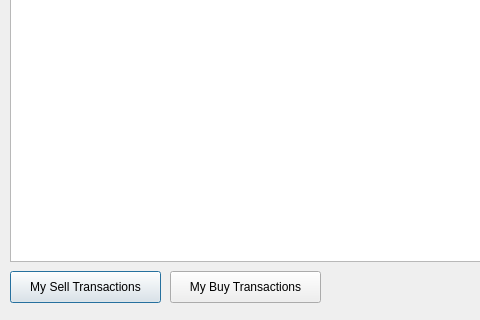
Above: View/viewtransactionspopup.ui from maybeIllchangeitlater/SimpleStockExchange before the change; both pictures show x 0 to 480 and y 229 to 549 of the 1017 by 549 pixel window. Below: the same form after it.
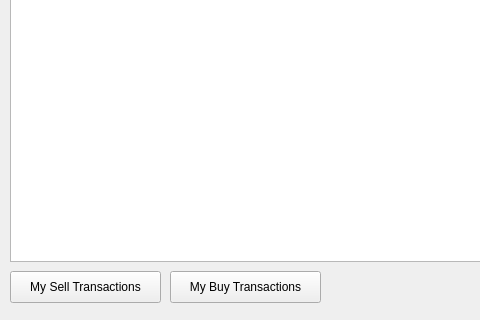
That is the form after the change.

Patch:
```diff
--- a/View/viewtransactionspopup.ui
+++ b/View/viewtransactionspopup.ui
@@ -35,6 +35,9 @@
    <property name="text">
     <string>My Sell Transactions</string>
    </property>
+   <property name="autoDefault">
+    <bool>false</bool>
+   </property>
   </widget>
   <widget class="QPushButton" name="Buy">
    <property name="geometry">
@@ -48,6 +51,9 @@
    <property name="text">
     <string>My Buy Transactions</string>
    </property>
+   <property name="autoDefault">
+    <bool>false</bool>
+   </property>
   </widget>
  </widget>
  <resources/>
```
